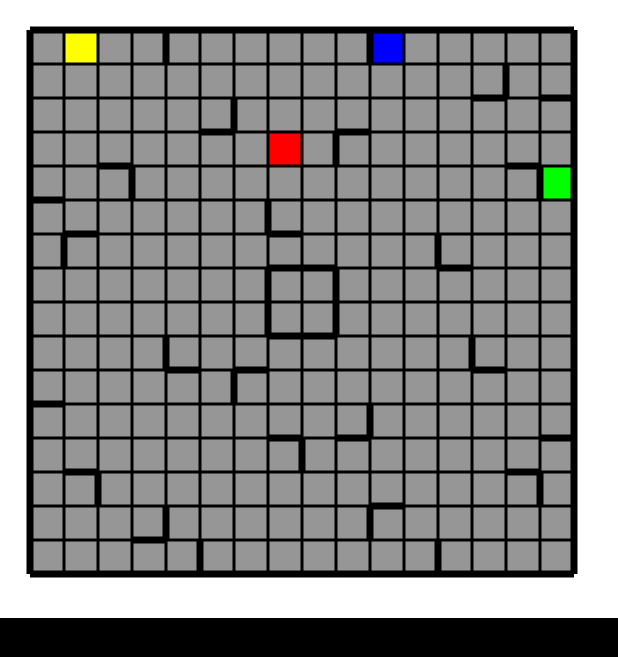
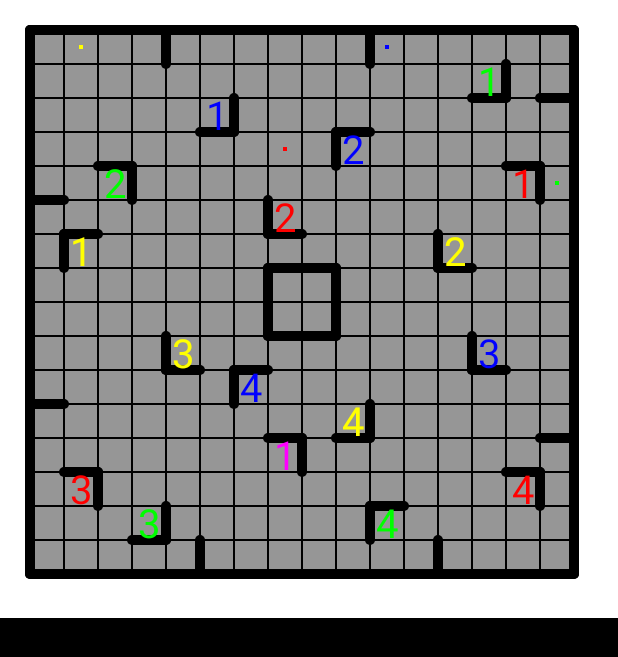
Before and after one commit to jaiakt/Ricochet-Robots, an Android app: the screen it shows after launch (MainActivity), on a phone screen of 412 x 824 dp. Shown: the top 657 px of the screen. Run offline under Robolectric (Android 15) with nearby library versions, the phone set to English and light mode, and no system bars.

Commit message:
Now displays targets with their target id's.

```diff
--- a/app/src/main/java/net/srivastav/ricochetrobots/Board.java
+++ b/app/src/main/java/net/srivastav/ricochetrobots/Board.java
@@ -12,7 +12,7 @@ public class Board {
     public final int ROWS = 16;
     public final int COLS = 16;
     private BoardSpace [][] boardArray;
-    public HashMap<Color, ArrayList<Integer>> idMap;
+    public HashMap<Color, ArrayList<BoardSpace>> targetMap;
     public HashMap<Color, Location> pieceLocations;
 
     public Board() {
@@ -20,7 +20,7 @@ public class Board {
         for (int i = 0; i < ROWS; ++i)
             for (int j = 0; j < COLS; ++j)
                 boardArray[i][j] = new BoardSpace();
-        idMap = new HashMap<>();
+        targetMap = new HashMap<>();
         pieceLocations = new HashMap<>();
         setDummyBoard();
         randomizePieceLocations();
@@ -53,22 +53,25 @@ public class Board {
     public void setID(int r, int c, int id) {
         boardArray[r][c].targetID = id;
     }
-    public int getNewID(Color color) {
-        ArrayList<Integer> idList = idMap.get(color);
+
+    public int getNewID(int row, int col, Color color) {
+        ArrayList<BoardSpace> idList = targetMap.get(color);
         if (idList == null) {
             idList = new ArrayList<>();
-            idList.add(1);
-            idMap.put(color, idList);
+            idList.add(new BoardSpace(color, 1, new Location(row, col)));
+            targetMap.put(color, idList);
             return 1;
         }
         else {
-            int id = idList.get(idList.size() - 1);
+            BoardSpace space = idList.get(idList.size() - 1);
+            int id = space.targetID;
             ++id;
-            idList.add(id);
-            idMap.put(color, idList);
+            idList.add(new BoardSpace(color, id, new Location(row, col)));
+            targetMap.put(color, idList);
             return id;
         }
     }
+
     public void setTop(int r, int c) {
         boardArray[r][c].top = true;
     }
@@ -91,25 +94,25 @@ public class Board {
         setTop(r, c);
         setLeft(r, c);
         setColor(r, c, color);
-        setID(r, c, getNewID(color));
+        setID(r, c, getNewID(r, c, color));
     }
     public void setBottomLeft(int r, int c, Color color) {
         setBottom(r, c);
         setLeft(r, c);
         setColor(r, c, color);
-        setID(r, c, getNewID(color));
+        setID(r, c, getNewID(r, c, color));
     }
     public void setTopRight(int r, int c, Color color) {
         setTop(r, c);
         setRight(r, c);
         setColor(r, c, color);
-        setID(r, c, getNewID(color));
+        setID(r, c, getNewID(r, c, color));
     }
     public void setBottomRight(int r, int c, Color color) {
         setBottom(r, c);
         setRight(r, c);
         setColor(r, c, color);
-        setID(r, c, getNewID(color));
+        setID(r, c, getNewID(r, c, color));
     }
 
     // Dummy board data from this picture:
--- a/app/src/main/java/net/srivastav/ricochetrobots/BoardSpace.java
+++ b/app/src/main/java/net/srivastav/ricochetrobots/BoardSpace.java
@@ -7,14 +7,28 @@ public class BoardSpace {
     public boolean top, bottom, left, right;
     public Color color;
     public int targetID;
+
+    // Optional.  Only really used for targets.
+    public Location loc;
+
     public BoardSpace(boolean top, boolean bottom, boolean left, boolean right,
-                        Color color, int targetID) {
+                        Color color, int targetID, Location loc) {
         this.top = top;
         this.bottom = bottom;
         this.left = left;
         this.right = right;
         this.color = color;
         this.targetID = targetID;
+        this.loc = loc;
+    }
+
+    public BoardSpace(boolean top, boolean bottom, boolean left, boolean right,
+                      Color color, int targetID) {
+        this(top, bottom, left, right, color, targetID, null);
+    }
+
+    public BoardSpace(Color color, int targetID, Location loc) {
+        this(false, false, false, false, color, targetID, loc);
     }
     public BoardSpace() {
         this(false, false, false, false, Color.NONE, 0);
--- a/app/src/main/java/net/srivastav/ricochetrobots/BoardView.java
+++ b/app/src/main/java/net/srivastav/ricochetrobots/BoardView.java
@@ -3,9 +3,14 @@ package net.srivastav.ricochetrobots;
 import android.content.Context;
 import android.graphics.Canvas;
 import android.graphics.Paint;
+import android.graphics.Rect;
+import android.text.TextPaint;
 import android.util.AttributeSet;
 import android.util.Log;
 import android.view.View;
+
+import java.util.ArrayList;
+import java.util.HashMap;
 
 /**
  * TODO: document your custom view class.
@@ -15,6 +20,7 @@ public class BoardView extends View {
 
     private Paint noWallBorder;
     private Paint wallBorder;
+    private TextPaint targetPaint;
 
     private Board board;
 
@@ -22,6 +28,8 @@ public class BoardView extends View {
     private int startX;
     private int startY;
     private float cellSize;
+
+    final float TEXT_SIZE = 40;
 
     public BoardView(Context context) {
         super(context);
@@ -46,11 +54,27 @@ public class BoardView extends View {
         fillBoxPaint.setStyle(Paint.Style.FILL);
 
         noWallBorder = new Paint();
-        noWallBorder.setStrokeWidth(3);
+        noWallBorder.setStrokeWidth(2);
         noWallBorder.setColor(android.graphics.Color.BLACK);
+        noWallBorder.setStrokeCap(Paint.Cap.BUTT);
         wallBorder = new Paint();
-        wallBorder.setStrokeWidth(7);
+        wallBorder.setStrokeWidth(10);
         wallBorder.setColor(android.graphics.Color.BLACK);
+        wallBorder.setStrokeCap(Paint.Cap.ROUND);
+
+        targetPaint = new TextPaint();
+        targetPaint.setTextSize(TEXT_SIZE);
+        targetPaint.setTextAlign(Paint.Align.CENTER);
+    }
+
+    @Override
+    protected void onSizeChanged(int a, int b, int c, int d) {
+        super.onSizeChanged(a, b, c, d);
+        contentSize = Math.min(getWidth() - getPaddingLeft() - getPaddingRight(),
+                getHeight() - getPaddingTop() - getPaddingBottom());
+        startX = (getWidth() - contentSize) / 2;
+        startY = (getHeight() - contentSize) / 2;
+        cellSize = contentSize / board.ROWS;
     }
 
     @Override
@@ -60,24 +84,26 @@ public class BoardView extends View {
         super.onMeasure(widthMeasureSpec, widthMeasureSpec);
     }
 
-    private void drawRect(int row, int col, Canvas canvas, Paint paint) {
-        canvas.drawRect(startX + row * cellSize + 1, startY + col * cellSize + 1,
-                startX + (row + 1) * cellSize - 1, startY + (col + 1) * cellSize - 1, paint);
+    private void drawRect(int row, int col, int sidePadding, Canvas canvas, Paint paint) {
+        canvas.drawRect(startX + row * cellSize + sidePadding,
+                startY + col * cellSize + sidePadding,
+                startX + (row + 1) * cellSize - sidePadding,
+                startY + (col + 1) * cellSize - sidePadding,
+                paint);
     }
 
     private void drawSquares(Canvas canvas) {
         fillBoxPaint.setColor(Color.NONE.value);
         for (int i = 0; i < board.ROWS; i++) {
             for (int j = 0; j < board.COLS; j++) {
-                drawRect(i, j, canvas, fillBoxPaint);
+                drawRect(i, j, 1, canvas, fillBoxPaint);
             }
         }
-        Log.v("asdf", "inDrawSquares");
 
         for (Color key : board.pieceLocations.keySet()) {
             Location loc = board.pieceLocations.get(key);
             fillBoxPaint.setColor(key.value);
-            drawRect(loc.row, loc.col, canvas, fillBoxPaint);
+            drawRect(loc.row, loc.col, 15, canvas, fillBoxPaint);
         }
     }
 
@@ -127,28 +153,30 @@ public class BoardView extends View {
         }
     }
 
-    @Override
-    protected void onSizeChanged(int a, int b, int c, int d) {
-        super.onSizeChanged(a, b, c, d);
-        contentSize = Math.min(getWidth() - getPaddingLeft() - getPaddingRight(),
-                getHeight() - getPaddingTop() - getPaddingBottom());
-        startX = (getWidth() - contentSize) / 2;
-        startY = (getHeight() - contentSize) / 2;
-        cellSize = contentSize / board.ROWS;
+    private void drawTargets(Canvas canvas) {
+        HashMap<Color, ArrayList<BoardSpace>> targetMap = board.targetMap;
+        for (Color color : targetMap.keySet()) {
+            for (BoardSpace space : targetMap.get(color)) {
+                Rect textSize = new Rect();
+                String text = "" + space.targetID;
+                targetPaint.getTextBounds(text, 0, text.length(), textSize);
+                int textHeight = textSize.bottom - textSize.top;
+                targetPaint.setColor(color.value);
+                canvas.drawText(text,
+                        startX + space.loc.col*cellSize + cellSize/2,
+                        startY + space.loc.row*cellSize + (cellSize + textHeight)/2,
+                        targetPaint);
+            }
+        }
     }
 
-    @Override
+   @Override
     protected void onDraw(Canvas canvas) {
         super.onDraw(canvas);
-        contentSize = Math.min(getWidth() - getPaddingLeft() - getPaddingRight(),
-                getHeight() - getPaddingTop() - getPaddingBottom());
-        startX = (getWidth() - contentSize) / 2;
-        startY = (getHeight() - contentSize) / 2;
-        cellSize = contentSize / board.ROWS;
         canvas.drawColor(android.graphics.Color.WHITE);
-        Log.v("af", "drawing squares");
         drawSquares(canvas);
         drawBorders(canvas);
+        drawTargets(canvas);
     }
 
 }
```
